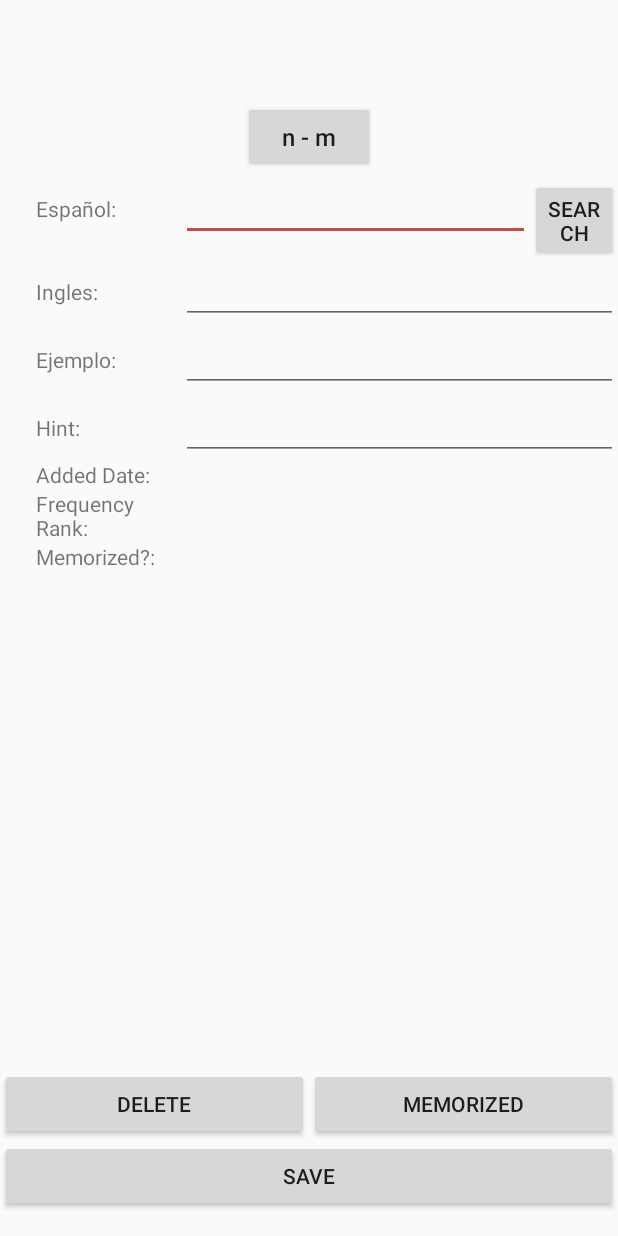
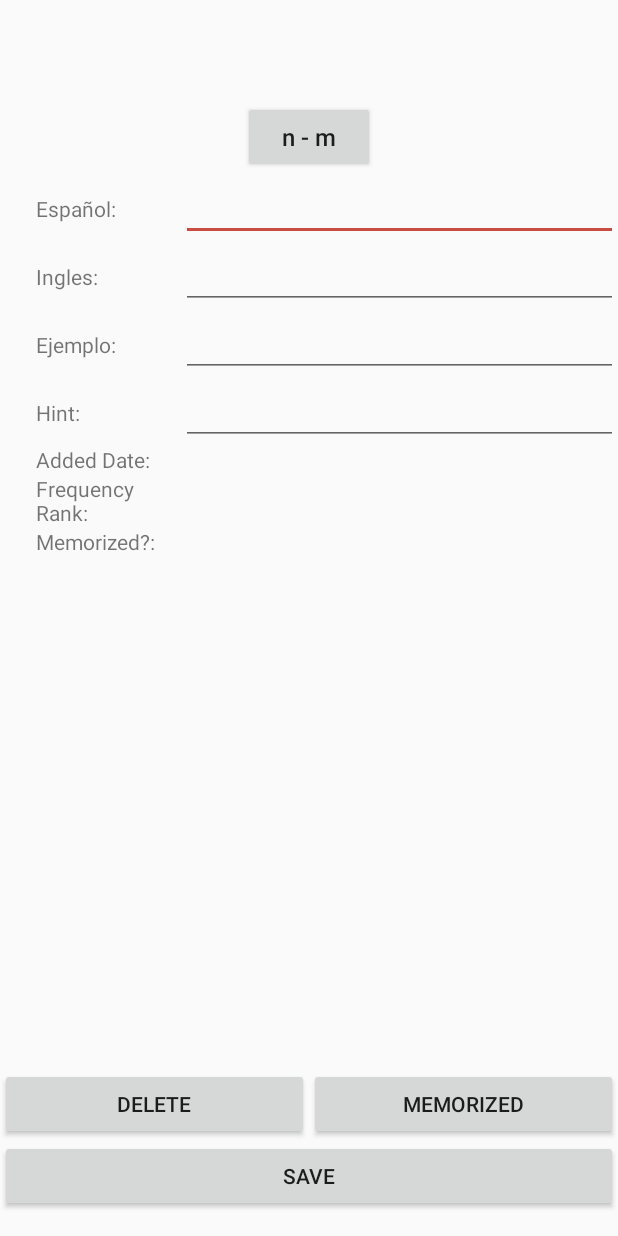
Before and after one commit to cameronvoell/listo, an Android app: the EditSavedWordActivity screen opened directly, with no data from a screen before it, on a phone screen of 412 x 824 dp. Run offline under Robolectric (Android 15) with nearby library versions, the light colour scheme and no system bars; 7 statements that could not run were skipped.

Commit message:
Fixed bug in review session and removed unused button on edit word page

```diff
--- a/Listo/app/src/main/java/com/cameronvoell/listo/model/ReviewWordsSession.java
+++ b/Listo/app/src/main/java/com/cameronvoell/listo/model/ReviewWordsSession.java
@@ -49,6 +49,10 @@ public class ReviewWordsSession {
 		} else {
 			mCurrentCard = 0;
 		}
+
+		if (!isFinished()) {
+			iterateUntilNextCard();
+		}
 	}
 
 	public void setCurrentCardMemorized() {
--- a/Listo/app/src/main/res/layout/activity_edit_saved_word.xml
+++ b/Listo/app/src/main/res/layout/activity_edit_saved_word.xml
@@ -40,6 +40,7 @@
             android:layout_height="wrap_content"
             android:textAlignment="gravity"
             android:gravity="bottom"
+            android:layout_alignParentLeft="true"
             android:text="Español: "
             android:layout_weight=".25"/>
 
@@ -47,14 +48,7 @@
             android:id="@+id/spanish_word"
             android:layout_width="0dp"
             android:layout_height="wrap_content"
-            android:layout_weight=".6"/>
-
-        <Button
-            android:layout_width="0dp"
-            android:layout_height="wrap_content"
-            android:layout_weight=".15"
-            android:text="search"
-            android:onClick="searchFreqDataEdit"/>
+            android:layout_weight=".75"/>
 
     </LinearLayout>
 
```
